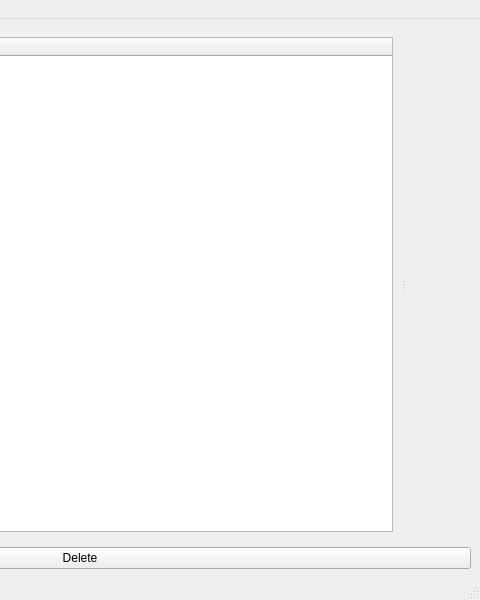
digitalpeer/dittohunt, file dittohunt/dittohunt.ui: the form before one commit; both pictures show x 320 to 800 and y 0 to 600 of the 800 by 600 pixel window.
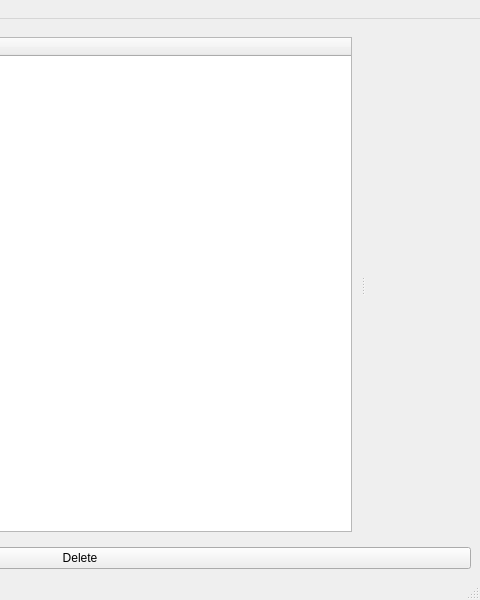
The form after the commit. Icons and pictures are not drawn.

Commit message: Show PREVIEW in preview label when no image

Diff of the .ui file:
```diff
--- a/dittohunt/dittohunt.ui
+++ b/dittohunt/dittohunt.ui
@@ -81,6 +81,11 @@
               <verstretch>0</verstretch>
              </sizepolicy>
             </property>
+            <property name="font">
+             <font>
+              <pointsize>32</pointsize>
+             </font>
+            </property>
             <property name="layoutDirection">
              <enum>Qt::LeftToRight</enum>
             </property>
```
The commit also changes 1 other file.
